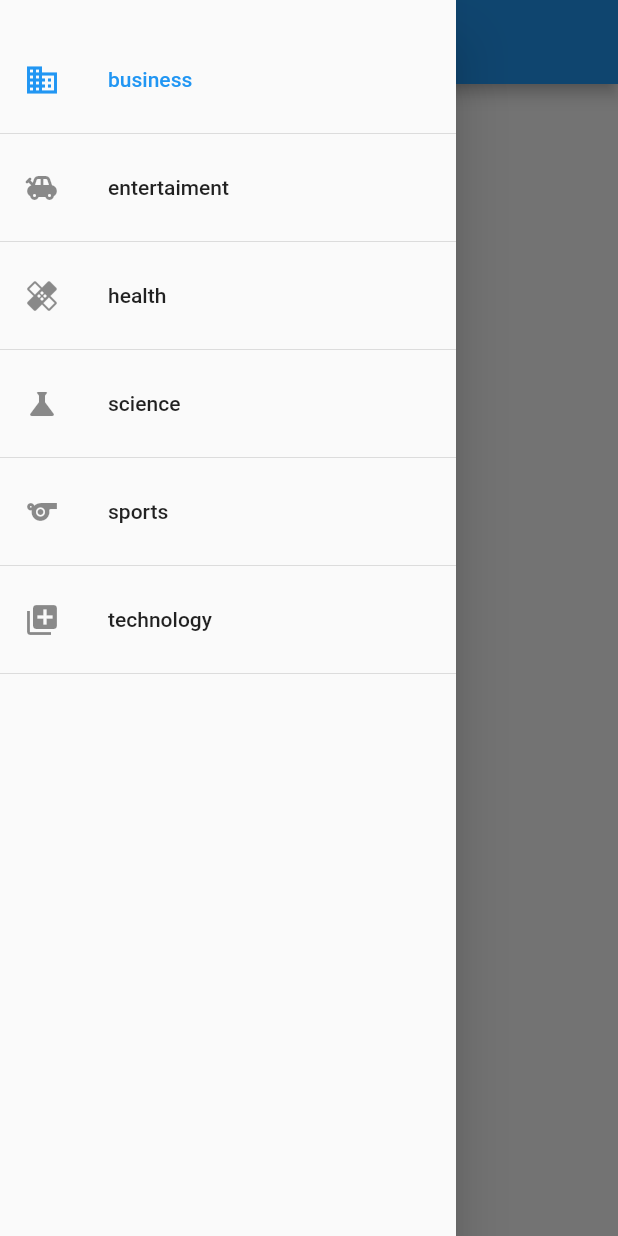
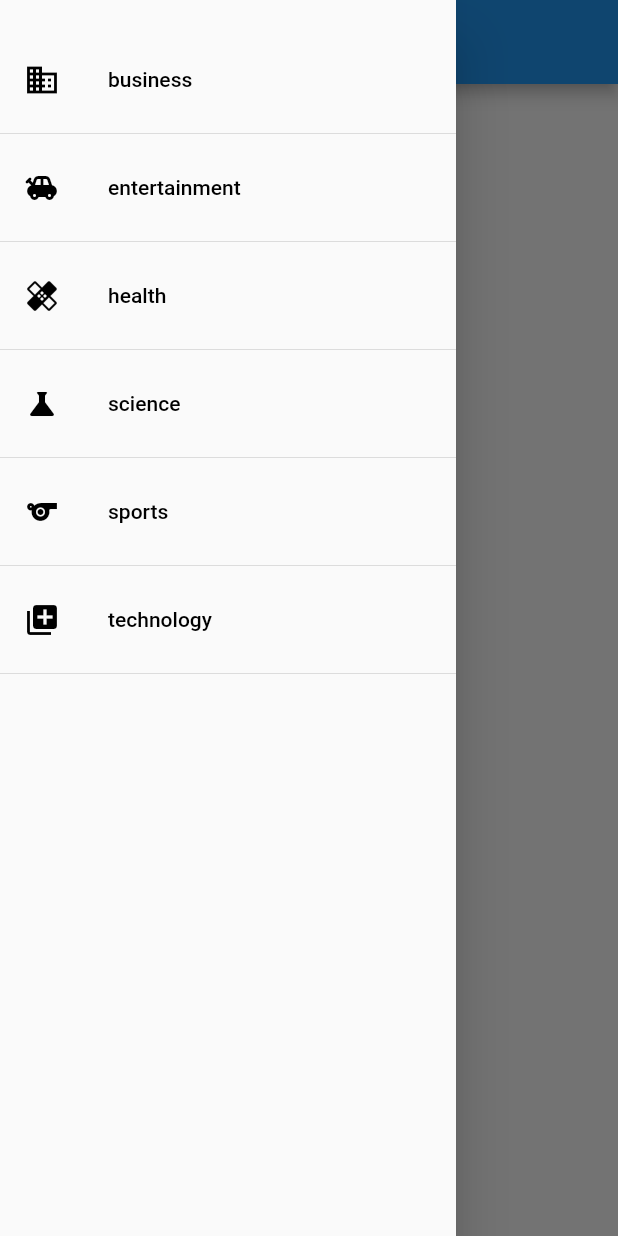
Before and after one commit to hsiaomingcheng/flutter_news_app, a Flutter app: the screen it shows after launch, with the side drawer open, on a phone screen of 412 x 824 dp. Run offline on Flutter 3.47's test engine with Material 2 defaults, Android fonts, the phone set to English and light mode, and no system bars; our stand-ins replace dio, webview_flutter; network calls fail.

```diff
--- /dev/null
+++ b/lib/components/left_drawer_item.dart
@@ -0,0 +1,71 @@
+import 'package:flutter/material.dart';
+import 'package:dio/dio.dart'; //call api用
+
+class LeftDrawerItem extends StatefulWidget {
+  final IconData icon;
+  final String text, type;
+  final bool isActive;
+  final num itemId;
+
+  const LeftDrawerItem({
+    Key key,
+    this.icon,
+    this.text,
+    this.isActive = false,
+    this.itemId,
+    this.type,
+  }) : super(key: key);
+
+  @override
+  _LeftDrawerItemState createState() => _LeftDrawerItemState();
+}
+
+class _LeftDrawerItemState extends State<LeftDrawerItem> {
+  var itemColor;
+
+  @override
+  void initState() {
+    super.initState();
+    _setItemColor();
+  }
+
+  //取得新聞資訊
+  _getNewsData(category) async {
+    var apiUrl =
+        'http://newsapi.org/v2/top-headlines?country=tw&category=$category&apiKey=1d2378b6c5aa41709df3dbbe17bd23a3';
+
+    var result = await Dio().get(apiUrl);
+
+    setState(() {
+      //目前可以透過點擊不同的item取得相對應的新聞類別
+      //問題在於，如何透過狀態的管理使得同層的body可以取得新的新聞data，從而使body的newsCard更新
+      //最後再把_getNewsData抽成共用方法，就不用在body跟leftDrawer都寫一次同樣的方法
+      print(result.data['articles']);
+    });
+  }
+
+  //統一管理item顏色
+  _setItemColor() {
+    itemColor = widget.isActive ? Colors.blue : Colors.black;
+  }
+
+  @override
+  Widget build(BuildContext context) {
+    return ListTile(
+      leading: Icon(
+        widget.icon,
+        color: this.itemColor,
+      ),
+      title: Text(
+        widget.text,
+        style: TextStyle(
+          color: this.itemColor,
+        ),
+      ),
+      onTap: () {
+        _getNewsData(widget.type);
+        print(widget.itemId);
+      },
+    );
+  }
+}
--- a/lib/main.dart
+++ b/lib/main.dart
@@ -1,5 +1,6 @@
 import 'package:flutter/material.dart';
 import 'package:flutter_news_app/screens/home/home_screen.dart';
+import './routes/Routes.dart';
 
 void main() {
   runApp(MyApp());
@@ -11,6 +12,7 @@ class MyApp extends StatelessWidget {
     return MaterialApp(
       title: '新聞APP', //只在android跟web有效
       home: HomeScreen(),
+      onGenerateRoute: onGenerateRoute, //命名路由傳值
     );
   }
 }
--- a/lib/screens/home/components/body.dart
+++ b/lib/screens/home/components/body.dart
@@ -19,6 +19,7 @@ class _BodyComponentState extends State<BodyComponent> {
     this._getNewsData();
   }
 
+  //取得新聞資訊
   _getNewsData() async {
     var apiUrl =
         'http://newsapi.org/v2/top-headlines?country=tw&category=business&apiKey=1d2378b6c5aa41709df3dbbe17bd23a3';
@@ -47,6 +48,7 @@ class _BodyComponentState extends State<BodyComponent> {
                       image: this._list[index]['urlToImage'] == null ? '' : this._list[index]['urlToImage'],
                       title: this._list[index]['title'] == null ? '' : this._list[index]['title'],
                       sourceName: this._list[index]['source']['name'] == null ? '' : this._list[index]['source']['name'],
+                      url: this._list[index]['url'] == null ? '' : this._list[index]['url'],
                     ),
                     Divider(
                       color: Colors.black,
--- a/lib/screens/home/home_screen.dart
+++ b/lib/screens/home/home_screen.dart
@@ -1,5 +1,45 @@
 import 'package:flutter/material.dart';
+import 'package:flutter_news_app/components/left_drawer_item.dart';
 import 'package:flutter_news_app/screens/home/components/body.dart';
+
+List<Map> leftDrawerItemList = [
+  {
+    'id': 0,
+    'icon': Icons.business,
+    'text': 'business',
+    'type': 'business',
+  },
+  {
+    'id': 1,
+    'icon': Icons.toys,
+    'text': 'entertainment',
+    'type': 'entertainment',
+  },
+  {
+    'id': 2,
+    'icon': Icons.healing,
+    'text': 'health',
+    'type': 'health',
+  },
+  {
+    'id': 3,
+    'icon': Icons.science,
+    'text': 'science',
+    'type': 'science',
+  },
+  {
+    'id': 4,
+    'icon': Icons.sports,
+    'text': 'sports',
+    'type': 'sports',
+  },
+  {
+    'id': 5,
+    'icon': Icons.library_add,
+    'text': 'technology',
+    'type': 'technology',
+  },
+];
 
 class HomeScreen extends StatelessWidget {
   const HomeScreen({Key key}) : super(key: key);
@@ -14,37 +54,23 @@ class HomeScreen extends StatelessWidget {
       drawer: Drawer(
         child: Column(
           children: [
-            SizedBox(height: 25,),
-            ListTile(
-              leading: Icon(Icons.business, color: Colors.blue,),
-              title: Text('business', style: TextStyle(color: Colors.blue,),),
+            SizedBox(
+              height: 25,
             ),
-            Divider(),
-            ListTile(
-              leading: Icon(Icons.toys),
-              title: Text('entertaiment'),
+            if (leftDrawerItemList.length > 0) ...List.generate(
+              leftDrawerItemList.length,
+              (index) => Column(
+                children: [
+                  LeftDrawerItem(
+                    type: leftDrawerItemList[index]['type'],
+                    itemId: leftDrawerItemList[index]['id'],
+                    icon: leftDrawerItemList[index]['icon'],
+                    text: leftDrawerItemList[index]['text'],
+                  ),
+                  Divider(),
+                ],
+              ),
             ),
-            Divider(),
-            ListTile(
-              leading: Icon(Icons.healing),
-              title: Text('health'),
-            ),
-            Divider(),
-            ListTile(
-              leading: Icon(Icons.science),
-              title: Text('science'),
-            ),
-            Divider(),
-            ListTile(
-              leading: Icon(Icons.sports),
-              title: Text('sports'),
-            ),
-            Divider(),
-            ListTile(
-              leading: Icon(Icons.library_add),
-              title: Text('technology'),
-            ),
-            Divider(),
           ],
         ),
       ),
```
Also changed, not shown: lib/routes/Routes.dart (added, +36 -0 lines), lib/screens/home/components/news_card.dart (+12 -3 lines), lib/screens/news/news_screen.dart (added, +48 -0 lines), 4 other files.
